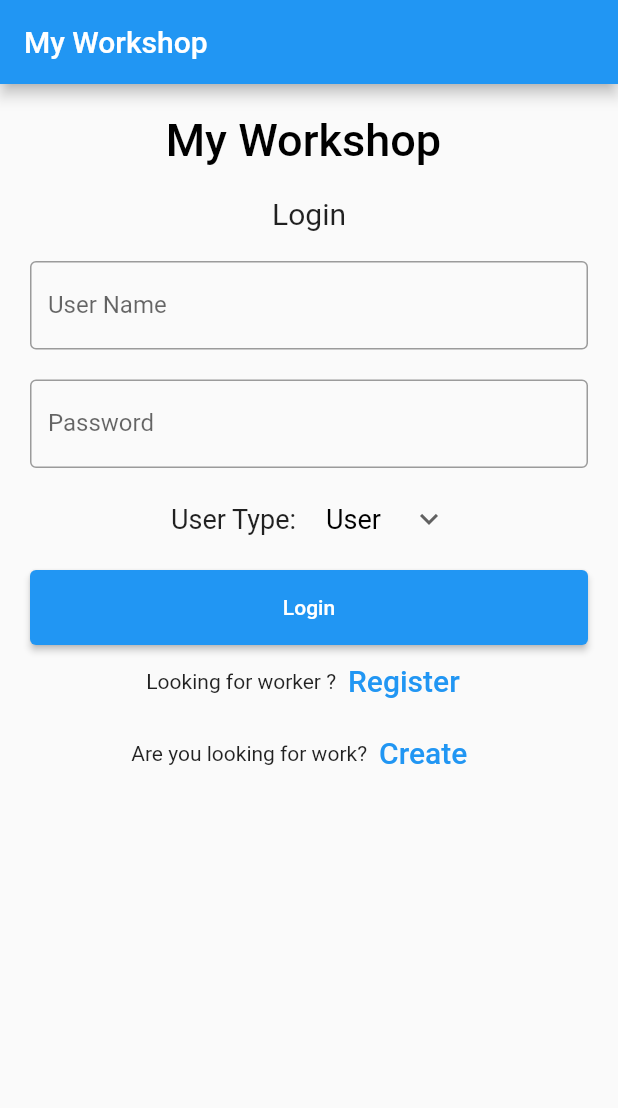
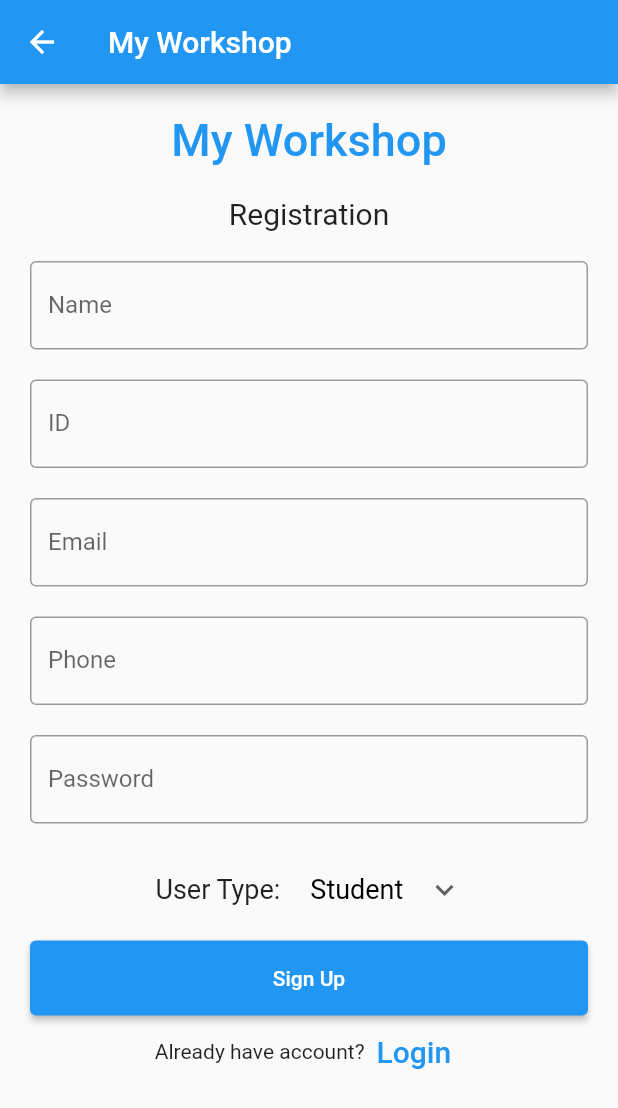
Before and after one commit to IftekharulAlam/workshopapp, a Flutter app: the screen it shows after launch, after a tap on "Register", on a phone screen of 412 x 824 dp. Shown: the top 1108 px of the screen. Run offline on Flutter 3.47's test engine with Material 2 defaults, Android fonts, the phone set to English and light mode, and no system bars; our stand-ins replace fluttertoast, image_picker; network calls fail.

Commit message:
login registration added

```diff
--- a/lib/homepage.dart
+++ b/lib/homepage.dart
@@ -54,7 +54,8 @@ class _HomePageState extends State<HomePage> {
   Widget build(BuildContext context) {
     return Scaffold(
       appBar: AppBar(
-        title: Text("Workshop List"),
+        automaticallyImplyLeading: false,
+        title: Center(child: Text("Workshop List")),
       ),
       body: FutureBuilder(
         future: getall(),
--- a/lib/main.dart
+++ b/lib/main.dart
@@ -8,6 +8,7 @@ import 'package:fluttertoast/fluttertoast.dart';
 import 'package:http/http.dart' as http;
 import 'package:workshopapp/createWorkshopScreen.dart';
 import 'package:workshopapp/homepage.dart';
+import 'package:workshopapp/registerUser.dart';
 
 void main() => runApp(const MyApp());
 
@@ -37,16 +38,16 @@ class MyStatefulWidget extends StatefulWidget {
 }
 
 class _MyStatefulWidgetState extends State<MyStatefulWidget> {
-  String dropdownvalue = 'User';
-  var items = ['User', 'Worker'];
-  TextEditingController name = TextEditingController();
+  String dropdownvalue = 'Student';
+  var items = ['Student', 'Instructor', 'Admin'];
+  TextEditingController ID = TextEditingController();
   TextEditingController password = TextEditingController();
 
   Future login() async {
     String finalUrl = "http://192.168.0.100:8000/login";
     var url = Uri.parse(finalUrl);
     var response = await http.post(url, body: {
-      "name": name.text,
+      "ID": ID.text,
       "password": password.text,
       "userType": dropdownvalue
     });
@@ -109,10 +110,10 @@ class _MyStatefulWidgetState extends State<MyStatefulWidget> {
             Container(
               padding: const EdgeInsets.all(10),
               child: TextField(
-                controller: name,
+                controller: ID,
                 decoration: const InputDecoration(
                   border: OutlineInputBorder(),
-                  labelText: 'User Name',
+                  labelText: 'ID',
                 ),
               ),
             ),
@@ -167,12 +168,7 @@ class _MyStatefulWidgetState extends State<MyStatefulWidget> {
               child: ElevatedButton(
                 child: const Text('Login'),
                 onPressed: () {
-                  // login();
-                  Navigator.push(
-                    context,
-                    MaterialPageRoute(
-                        builder: (context) => const HomePage()),
-                  );
+                  login();
                 },
               ),
             ),
@@ -186,11 +182,11 @@ class _MyStatefulWidgetState extends State<MyStatefulWidget> {
                   ),
                   onPressed: () {
                     //signup screen
-                    // Navigator.push(
-                    //   context,
-                    //   MaterialPageRoute(
-                    //       builder: (context) => const RegistrationPageUser()),
-                    // );
+                    Navigator.push(
+                      context,
+                      MaterialPageRoute(
+                          builder: (context) => const RegistrationPageUser()),
+                    );
                   },
                 )
               ],
--- /dev/null
+++ b/lib/registerUser.dart
@@ -0,0 +1,213 @@
+// ignore_for_file: sort_child_properties_last
+
+import 'dart:convert';
+import 'dart:io';
+
+import 'package:flutter/material.dart';
+import 'package:http/http.dart' as http;
+import 'package:fluttertoast/fluttertoast.dart';
+import 'package:image_picker/image_picker.dart';
+
+class RegistrationPageUser extends StatefulWidget {
+  const RegistrationPageUser({Key? key}) : super(key: key);
+
+  @override
+  State<RegistrationPageUser> createState() => _RegistrationPageUserState();
+}
+
+class _RegistrationPageUserState extends State<RegistrationPageUser> {
+  String dropdownvalue = 'Student';
+  var items = ['Student', 'Instructor', 'Admin'];
+  static const String _title = 'My Workshop';
+  TextEditingController name = TextEditingController();
+  TextEditingController id = TextEditingController();
+  TextEditingController email = TextEditingController();
+  TextEditingController phone = TextEditingController();
+  TextEditingController password = TextEditingController();
+
+  Future registerUser() async {
+    http.Response response = await http
+        .post(Uri.parse("http://192.168.0.100:8000/registerUser"), body: {
+      "Name": name.text,
+      "ID": id.text,
+      "Email": email.text,
+      "Phone": phone.text,
+      "Type": dropdownvalue,
+      "Password": password.text,
+    });
+    if (response.statusCode == 200) {
+      Fluttertoast.showToast(
+          msg: "User Created Succeesfully",
+          toastLength: Toast.LENGTH_SHORT,
+          gravity: ToastGravity.CENTER,
+          timeInSecForIosWeb: 1,
+          backgroundColor: Colors.red,
+          textColor: Colors.white,
+          fontSize: 16.0);
+      return jsonDecode(response.body);
+    } else {
+      throw Exception("Error loading data");
+    }
+  }
+
+  @override
+  Widget build(BuildContext context) {
+    return Scaffold(
+      appBar: AppBar(title: const Text(_title)),
+      body: Padding(
+        padding: const EdgeInsets.all(10),
+        child: ListView(
+          children: <Widget>[
+            Container(
+                alignment: Alignment.center,
+                padding: const EdgeInsets.all(10),
+                child: const Text(
+                  'My Workshop',
+                  style: TextStyle(
+                      color: Colors.blue,
+                      fontWeight: FontWeight.w500,
+                      fontSize: 30),
+                )),
+            Container(
+                alignment: Alignment.center,
+                padding: const EdgeInsets.all(10),
+                child: const Text(
+                  'Registration',
+                  style: TextStyle(fontSize: 20),
+                )),
+            Container(
+              padding: const EdgeInsets.all(10),
+              child: TextField(
+                controller: name,
+                decoration: const InputDecoration(
+                  border: OutlineInputBorder(),
+                  labelText: 'Name',
+                ),
+              ),
+            ),
+            Container(
+              padding: const EdgeInsets.all(10),
+              child: TextField(
+                controller: id,
+                decoration: const InputDecoration(
+                  border: OutlineInputBorder(),
+                  labelText: 'ID',
+                ),
+              ),
+            ),
+            Container(
+              padding: const EdgeInsets.all(10),
+              child: TextField(
+                controller: email,
+                decoration: const InputDecoration(
+                  border: OutlineInputBorder(),
+                  labelText: 'Email',
+                ),
+              ),
+            ),
+            Container(
+              padding: const EdgeInsets.all(10),
+              child: TextField(
+                controller: phone,
+                decoration: const InputDecoration(
+                  border: OutlineInputBorder(),
+                  labelText: 'Phone',
+                ),
+              ),
+            ),
+            Container(
+              padding: const EdgeInsets.fromLTRB(10, 10, 10, 10),
+              child: TextField(
+                obscureText: true,
+                controller: password,
+                decoration: const InputDecoration(
+                  border: OutlineInputBorder(),
+                  labelText: 'Password',
+                ),
+              ),
+            ),
+            Row(
+              mainAxisAlignment: MainAxisAlignment.center,
+              children: [
+                Container(
+                  alignment: Alignment.center,
+                  padding: const EdgeInsets.all(10),
+                  child: const Text(
+                    'User Type:',
+                    style: TextStyle(fontSize: 18),
+                  ),
+                ),
+                Container(
+                  padding: const EdgeInsets.all(10),
+                  child: DropdownButton(
+                    underline: Container(),
+                    style: const TextStyle(
+                        //te
+                        color: Colors.black, //Font color
+                        fontSize: 18 //font size on dropdown button
+                        ),
+                    value: dropdownvalue,
+                    icon: const Icon(Icons.keyboard_arrow_down),
+                    items: items.map((String items) {
+                      return DropdownMenuItem(value: items, child: Text(items));
+                    }).toList(),
+                    onChanged: (String? newValue) {
+                      setState(() {
+                        dropdownvalue = newValue!;
+                      });
+                    },
+                  ),
+                ),
+              ],
+            ),
+            Container(
+              height: 50,
+              padding: const EdgeInsets.fromLTRB(10, 0, 10, 0),
+              child: ElevatedButton(
+                child: const Text('Sign Up'),
+                onPressed: () {
+                  if (name.text != "" &&
+                      id.text != "" &&
+                      phone.text != "" &&
+                      password.text != "") {
+                    registerUser();
+                    name.text = "";
+                    id.text = "";
+                    email.text = "";
+                    phone.text = "";
+                    password.text = "";
+                  } else {
+                    Fluttertoast.showToast(
+                        msg: "Failed",
+                        toastLength: Toast.LENGTH_SHORT,
+                        gravity: ToastGravity.CENTER,
+                        timeInSecForIosWeb: 1,
+                        backgroundColor: Colors.red,
+                        textColor: Colors.white,
+                        fontSize: 16.0);
+                  }
+                },
+              ),
+            ),
+            Row(
+              children: <Widget>[
+                const Text('Already have account?'),
+                TextButton(
+                  child: const Text(
+                    'Login',
+                    style: TextStyle(fontSize: 20),
+                  ),
+                  onPressed: () {
+                    //login screen
+                    Navigator.pop(context);
+                  },
+                )
+              ],
+              mainAxisAlignment: MainAxisAlignment.center,
+            ),
+          ],
+        ),
+      ),
+    );
+  }
+}
--- a/pubspec.yaml
+++ b/pubspec.yaml
@@ -38,6 +38,7 @@ dependencies:
   cupertino_icons: ^1.0.2
   http: ^0.13.5
   fluttertoast: ^8.0.9
+  image_picker: ^0.8.5+3
 
 dev_dependencies:
   flutter_test:
```
Also changed, not shown: pubspec.lock.
